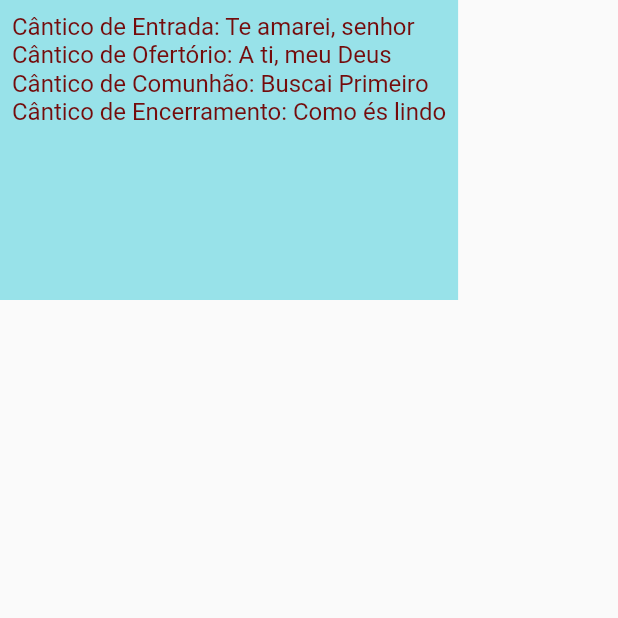
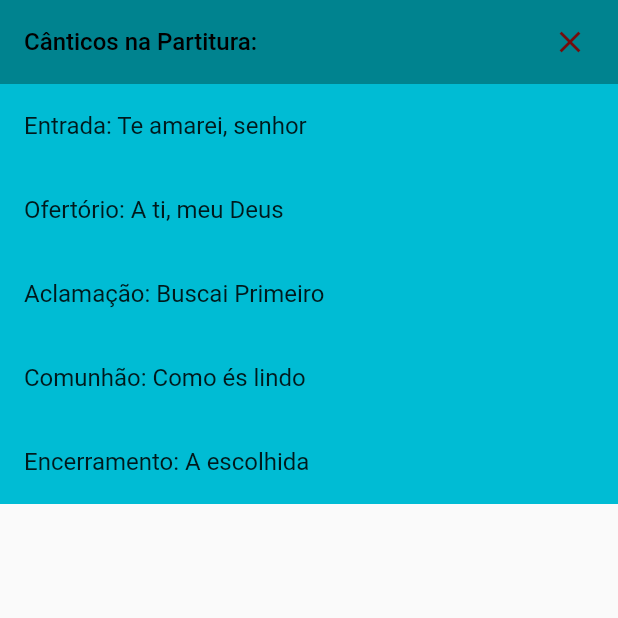
Before and after one commit to ddiasguto/mliturgica, a Flutter app: the MyBottomSheet screen opened directly, on a phone screen of 412 x 824 dp, the top half of it. Run offline on Flutter 3.47's test engine with Material 2 defaults, Android fonts, the phone set to English and light mode, and no system bars.

Commit message:
bottomsheet remodeled

```diff
--- a/lib/widgets/bottom_sheet.dart
+++ b/lib/widgets/bottom_sheet.dart
@@ -9,29 +9,55 @@ class MyBottomSheet extends StatelessWidget {
   @override
   Widget build(BuildContext context) {
     Maestro maestro = Provider.of<Maestro>(context);
-    return Container(
-      height: 200,
-      color: const Color.fromARGB(255, 152, 226, 233),
-      child: Padding(
-        padding: const EdgeInsets.all(8.0),
-        child: Column(
-          mainAxisSize: MainAxisSize.min,
-          crossAxisAlignment: CrossAxisAlignment.start,
-          children: <Widget>[
-            Text('Cântico de Entrada: ${maestro.getSheet[0][0]}',
-                style: TextStyle(
-                    color: Color.fromARGB(255, 116, 12, 12), fontSize: 16)),
-            Text('Cântico de Ofertório: ${maestro.getSheet[1][0]}',
-                style: TextStyle(
-                    color: Color.fromARGB(255, 116, 12, 12), fontSize: 16)),
-            Text('Cântico de Comunhão: ${maestro.getSheet[2][0]}',
-                style: TextStyle(
-                    color: Color.fromARGB(255, 116, 12, 12), fontSize: 16)),
-            Text('Cântico de Encerramento: ${maestro.getSheet[3][0]}',
-                style: TextStyle(
-                    color: Color.fromARGB(255, 116, 12, 12), fontSize: 16)),
-          ],
+    return Scaffold(
+      appBar: AppBar(
+        title: Text(
+          'Cânticos na Partitura:',
+          style: TextStyle(fontSize: 16, color: Colors.black),
         ),
+        backgroundColor: Colors.cyan[800],
+        elevation: 0,
+        actions: [
+          TextButton(
+              onPressed: () {
+                Navigator.pop(context);
+              },
+              child: Icon(
+                Icons.close,
+                color: const Color.fromARGB(255, 116, 12, 12),
+              ))
+        ],
+        automaticallyImplyLeading: false,
+      ),
+      body: Column(
+        mainAxisSize: MainAxisSize.max,
+        children: [
+          ListTile(
+            title: Text('Entrada: ${maestro.getSheet[0][0]}'),
+            iconColor: Colors.red,
+            tileColor: Colors.cyan,
+          ),
+          ListTile(
+            title: Text('Ofertório: ${maestro.getSheet[1][0]}'),
+            iconColor: Colors.red,
+            tileColor: Colors.cyan,
+          ),
+          ListTile(
+            title: Text('Aclamação: ${maestro.getSheet[2][0]}'),
+            iconColor: Colors.red,
+            tileColor: Colors.cyan,
+          ),
+          ListTile(
+            title: Text('Comunhão: ${maestro.getSheet[3][0]}'),
+            iconColor: Colors.red,
+            tileColor: Colors.cyan,
+          ),
+          ListTile(
+            title: Text('Encerramento: ${maestro.getSheet[4][0]}'),
+            iconColor: Colors.red,
+            tileColor: Colors.cyan,
+          ),
+        ],
       ),
     );
   }
```
